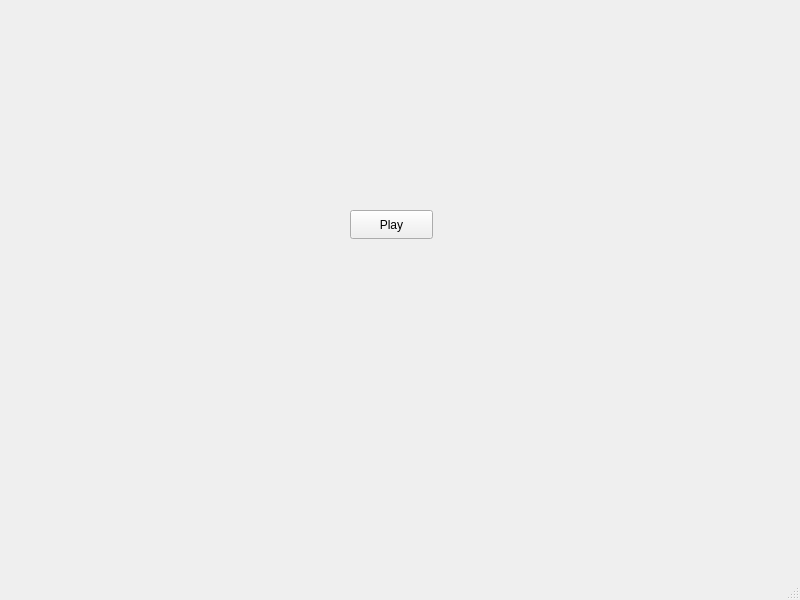
The window that MenuWindow.ui (Rodrigo-BZ/Tetris) describes before a commit, drawn with Qt 5.
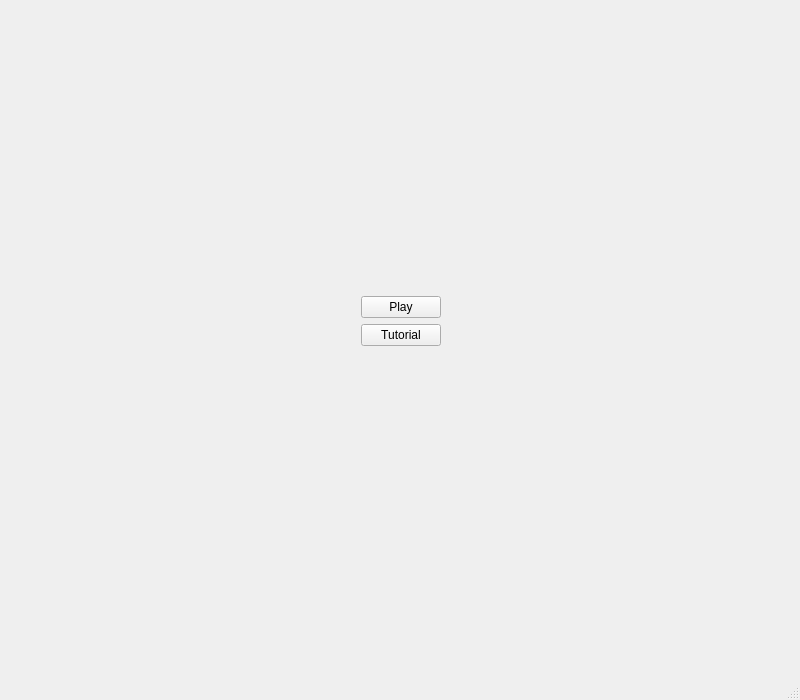
The same window after the commit.

Commit message: Adds grid class and structure

The edit to the form file:
```diff
--- a/MenuWindow.ui
+++ b/MenuWindow.ui
@@ -7,25 +7,136 @@
     <x>0</x>
     <y>0</y>
     <width>800</width>
-    <height>600</height>
+    <height>700</height>
    </rect>
   </property>
   <property name="windowTitle">
    <string>MenuWindow</string>
   </property>
   <widget class="QWidget" name="centralwidget">
-   <widget class="QPushButton" name="btnPlay">
+   <widget class="QWidget" name="">
     <property name="geometry">
      <rect>
-      <x>350</x>
-      <y>210</y>
-      <width>83</width>
-      <height>29</height>
+      <x>10</x>
+      <y>10</y>
+      <width>781</width>
+      <height>621</height>
      </rect>
     </property>
-    <property name="text">
-     <string>Play</string>
-    </property>
+    <layout class="QVBoxLayout" name="verticalLayout_2">
+     <item>
+      <spacer name="verticalSpacer">
+       <property name="orientation">
+        <enum>Qt::Orientation::Vertical</enum>
+       </property>
+       <property name="sizeType">
+        <enum>QSizePolicy::Policy::Expanding</enum>
+       </property>
+       <property name="sizeHint" stdset="0">
+        <size>
+         <width>20</width>
+         <height>40</height>
+        </size>
+       </property>
+      </spacer>
+     </item>
+     <item>
+      <layout class="QHBoxLayout" name="horizontalLayout_3">
+       <item>
+        <spacer name="horizontalSpacer_3">
+         <property name="orientation">
+          <enum>Qt::Orientation::Horizontal</enum>
+         </property>
+         <property name="sizeHint" stdset="0">
+          <size>
+           <width>40</width>
+           <height>20</height>
+          </size>
+         </property>
+        </spacer>
+       </item>
+       <item>
+        <widget class="QPushButton" name="btnPlay">
+         <property name="text">
+          <string>Play</string>
+         </property>
+        </widget>
+       </item>
+       <item>
+        <spacer name="horizontalSpacer_4">
+         <property name="orientation">
+          <enum>Qt::Orientation::Horizontal</enum>
+         </property>
+         <property name="sizeHint" stdset="0">
+          <size>
+           <width>40</width>
+           <height>20</height>
+          </size>
+         </property>
+        </spacer>
+       </item>
+      </layout>
+     </item>
+     <item>
+      <layout class="QHBoxLayout" name="horizontalLayout">
+       <item>
+        <spacer name="horizontalSpacer">
+         <property name="orientation">
+          <enum>Qt::Orientation::Horizontal</enum>
+         </property>
+         <property name="sizeType">
+          <enum>QSizePolicy::Policy::Expanding</enum>
+         </property>
+         <property name="sizeHint" stdset="0">
+          <size>
+           <width>40</width>
+           <height>20</height>
+          </size>
+         </property>
+        </spacer>
+       </item>
+       <item>
+        <widget class="QPushButton" name="btnTutorial">
+         <property name="text">
+          <string>Tutorial</string>
+         </property>
+        </widget>
+       </item>
+       <item>
+        <spacer name="horizontalSpacer_2">
+         <property name="orientation">
+          <enum>Qt::Orientation::Horizontal</enum>
+         </property>
+         <property name="sizeType">
+          <enum>QSizePolicy::Policy::Expanding</enum>
+         </property>
+         <property name="sizeHint" stdset="0">
+          <size>
+           <width>40</width>
+           <height>20</height>
+          </size>
+         </property>
+        </spacer>
+       </item>
+      </layout>
+     </item>
+     <item>
+      <spacer name="verticalSpacer_2">
+       <property name="orientation">
+        <enum>Qt::Orientation::Vertical</enum>
+       </property>
+       <property name="sizeType">
+        <enum>QSizePolicy::Policy::Expanding</enum>
+       </property>
+       <property name="sizeHint" stdset="0">
+        <size>
+         <width>20</width>
+         <height>40</height>
+        </size>
+       </property>
+      </spacer>
+     </item>
+    </layout>
    </widget>
   </widget>
   <widget class="QMenuBar" name="menubar">
```
The commit also changes 7 other files.
